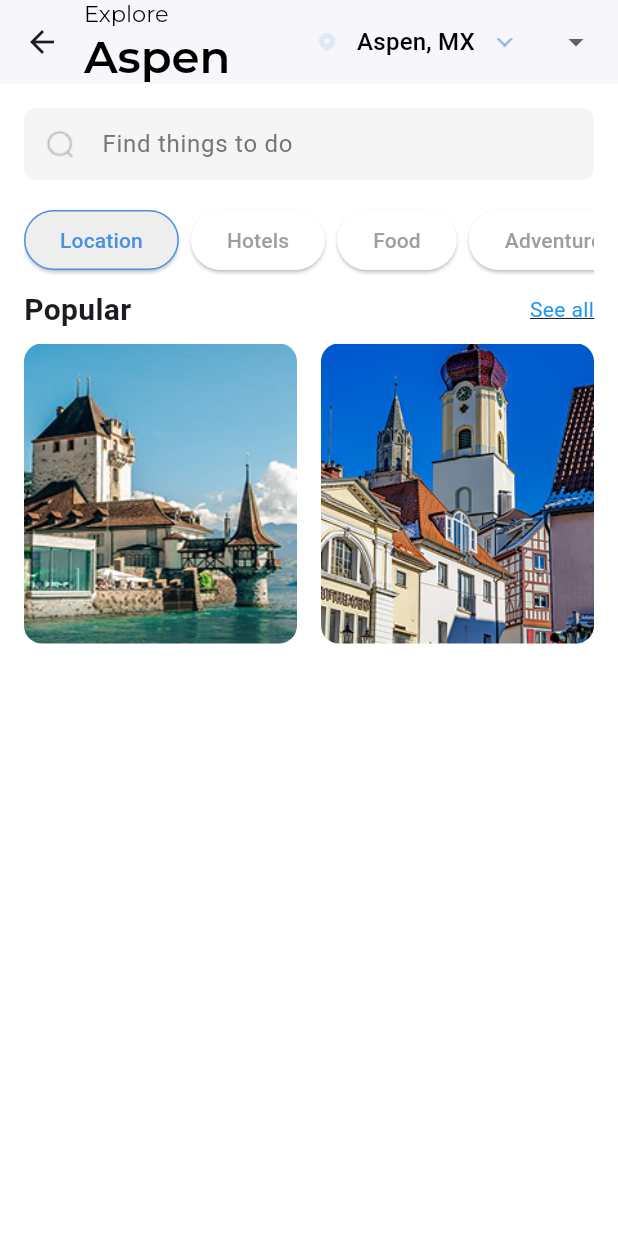
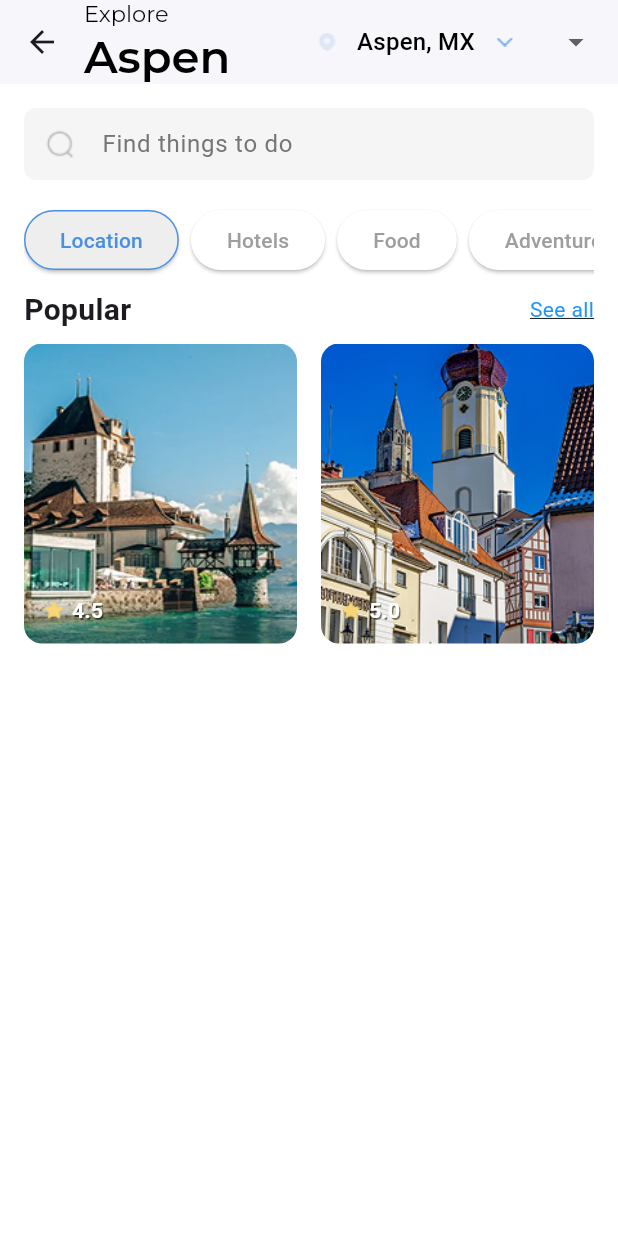
Before and after one commit to jfranuwu/Tarea_1_pmsn2025, a Flutter app: the ExploreScreen screen opened by its route, on a phone screen of 412 x 824 dp. Run offline on Flutter 3.47's test engine with Material 3 defaults, Android fonts, the phone set to English and light mode, and no system bars; our stand-ins replace google_fonts; missing offline and left inert: country_flags.

Commit message:
igual que la versión anterior pero con modificaciones en la estrella, ha quedado mejorado

```diff
--- a/lib/screens/explore.dart
+++ b/lib/screens/explore.dart
@@ -1,4 +1,3 @@
-// lib/screens/explore.dart
 import 'package:flutter/material.dart';
 import 'package:country_flags/country_flags.dart';
 import '../utils/app_fonts.dart';
@@ -216,8 +215,6 @@ class _ExploreScreenState extends State<ExploreScreen> {
               ],
             ),
           ),
-
-
           Expanded(
             child: SingleChildScrollView(
               padding: const EdgeInsets.symmetric(horizontal: 16.0),
@@ -225,6 +222,9 @@ Expanded(
                 spacing: 16,
                 runSpacing: 16,
                 children: _imagePaths.map((path) {
+                  // Obtener la calificación basada en el path de la imagen
+                  double rating = path.contains('location1') ? 4.5 : 5.0;
+
                   return GestureDetector(
                     onTap: () {
                       setState(() {
@@ -234,7 +234,6 @@ Expanded(
                             _isExpanded[imgPath] = false;
                           }
                         }
-
                         // Luego manejar la imagen clickeada
                         if (!_isExpanded[path]!) {
                           _isExpanded[path] = true;
@@ -250,7 +249,9 @@ Expanded(
                         }
                       });
                     },
-          child: AnimatedContainer(
+                    child: Stack(
+                      children: [
+                        AnimatedContainer(
                           duration: const Duration(milliseconds: 300),
                           width: (MediaQuery.of(context).size.width - 48) / 2,
                           height: 200,
@@ -265,6 +266,48 @@ Expanded(
                             ..scale(_isExpanded[path]! ? 1.1 : 1.0),
                           transformAlignment: Alignment.center,
                         ),
+                        Positioned(
+  left: 12,
+  bottom: 12,
+  child: Row(
+    children: [
+      Stack(
+        alignment: Alignment.center,
+        children: [
+          Image.asset(
+            'assets/images2/shape_star.png',
+            width: 16,
+            height: 16,
+            color: AppColors.star,
+          ),
+          Image.asset(
+            'assets/images2/tone_star.png',
+            width: 16,
+            height: 16,
+            color: AppColors.star,
+          ),
+        ],
+      ),
+      const SizedBox(width: 4),
+      Text(
+        rating.toString(),
+        style: TextStyle(
+          color: Colors.white,
+          fontSize: 14,
+          fontWeight: FontWeight.bold,
+          shadows: [
+            Shadow(
+              offset: Offset(1, 1),
+              color: Colors.black.withOpacity(0.5),
+            ),
+          ],
+        ),
+      ),
+    ],
+  ),
+),
+                      ],
+                    ),
                   );
                 }).toList(),
               ),
@@ -275,8 +318,6 @@ Expanded(
     );
   }
 }
-
-
 
 class PopularScreen extends StatelessWidget {
   @override
--- a/lib/themes/app_colors.dart
+++ b/lib/themes/app_colors.dart
@@ -22,6 +22,7 @@ class AppColors {
   static const Color success = Color(0xFF4CAF50);
   static const Color error = Color(0xFFE57373);
   static const Color warning = Color(0xFFFF9800);
+  static const Color star = Color(0xFFF8D675);
 
   // Colores de gradiente
   static const List<Color> gradientColors = [
```
Lines whose indentation alone changed are shown as unchanged.
